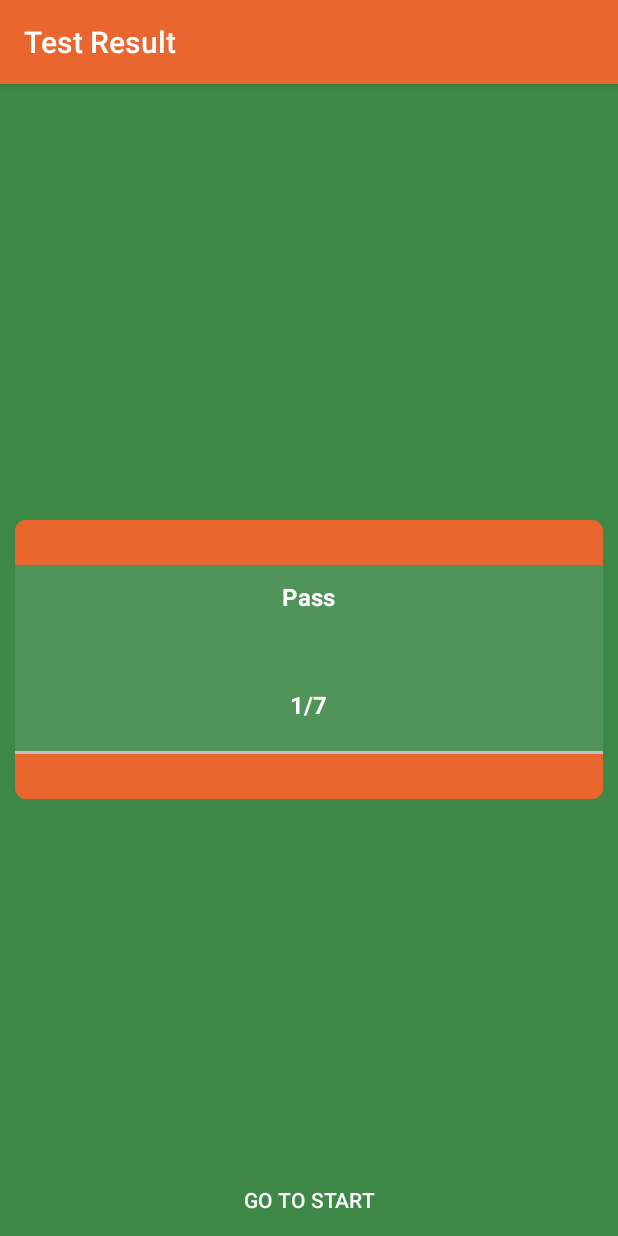
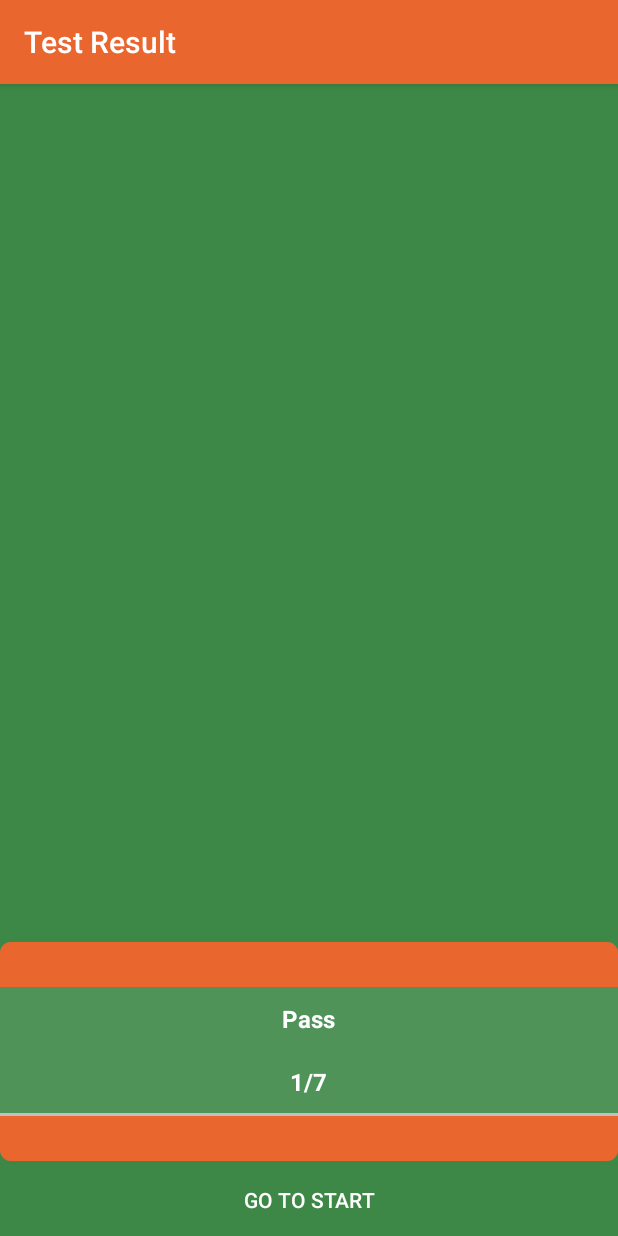
Before and after one commit to husnain446/hazardperception, an Android app: the ResultActivity screen opened directly, with no data from a screen before it, on a phone screen of 412 x 824 dp. Run offline under Robolectric (Android 15) with nearby library versions, the phone set to English and light mode, and no system bars; 3 statements that could not run were skipped.

Commit message:
layout for showing resulat with Q

```diff
--- a/app/src/main/java/com/byteshaft/hazardperceptiontest/ResultActivity.java
+++ b/app/src/main/java/com/byteshaft/hazardperceptiontest/ResultActivity.java
@@ -1,14 +1,20 @@
 package com.byteshaft.hazardperceptiontest;
 
+import android.content.Context;
 import android.os.Bundle;
 import android.support.v7.app.AppCompatActivity;
 import android.util.Log;
+import android.view.LayoutInflater;
 import android.view.View;
+import android.view.ViewGroup;
+import android.widget.ArrayAdapter;
 import android.widget.Button;
+import android.widget.ListView;
 import android.widget.TextView;
 
 import com.byteshaft.hazardperceptiontest.utils.AppGlobals;
 
+import java.sql.Array;
 import java.util.ArrayList;
 import java.util.HashMap;
 
@@ -20,19 +26,24 @@ public class ResultActivity extends AppCompatActivity implements View.OnClickLis
     private boolean oneWrongAnswer = false;
     private int rightAnswer = 0;
     private TextView calculations;
+    private ListView mListView;
+    private ArrayList<String> questions;
+    private HashMap<String, Boolean> answers;
+    private ViewHolder viewHolder;
 
     @Override
     protected void onCreate(Bundle savedInstanceState) {
         super.onCreate(savedInstanceState);
         setContentView(R.layout.activity_result);
+        mListView = (ListView) findViewById(R.id.list);
         setTitle("Test Result");
         resultTextView = (TextView) findViewById(R.id.result);
         calculations = (TextView) findViewById(R.id.calculation);
         goToStart = (Button) findViewById(R.id.go_to_start);
         goToStart.setOnClickListener(this);
-        ArrayList<String> questions = getIntent()
+        questions = getIntent()
                 .getStringArrayListExtra(AppGlobals.QUESTIONS_ARRAY);
-        HashMap<String, Boolean> answers = (HashMap<String, Boolean>)getIntent()
+        answers = (HashMap<String, Boolean>)getIntent()
                 .getSerializableExtra(AppGlobals.ANSWER_HASHMAP);
         Log.i("Total answer", String.valueOf(answers));
         Log.i("ques", String.valueOf(questions));
@@ -50,6 +61,9 @@ public class ResultActivity extends AppCompatActivity implements View.OnClickLis
         } else {
             resultTextView.setText("Pass");
         }
+        Adapter adapter = new Adapter(getApplicationContext(), R.layout.question_delegate,
+                questions, answers);
+        mListView.setAdapter(adapter);
     }
 
     @Override
@@ -60,4 +74,44 @@ public class ResultActivity extends AppCompatActivity implements View.OnClickLis
                 break;
         }
     }
+
+    class Adapter extends ArrayAdapter<String> {
+
+        private ArrayList<String> que;
+        private HashMap<String, Boolean> answers;
+
+        public Adapter(Context context, int resource, ArrayList<String> que, HashMap<String, Boolean> answers) {
+            super(context, resource);
+            this.que = que;
+            this.answers = answers;
+
+        }
+
+        @Override
+        public View getView(int position, View convertView, ViewGroup parent) {
+            if (convertView == null) {
+                LayoutInflater inflater = getLayoutInflater();
+                convertView = inflater.inflate(R.layout.question_delegate, parent, false);
+                viewHolder = new ViewHolder();
+                viewHolder.textView = (TextView) convertView.findViewById(R.id.que);
+                viewHolder.answer = (TextView) convertView.findViewById(R.id.que_answer);
+                convertView.setTag(viewHolder);
+            } else {
+                viewHolder = (ViewHolder) convertView.getTag();
+            }
+            viewHolder.textView.setText(que.get(position));
+            viewHolder.answer.setText(String.valueOf(answers.get(que.get(position))));
+            return convertView;
+        }
+
+        @Override
+        public int getCount() {
+            return que.size();
+        }
+    }
+
+    class ViewHolder {
+        TextView textView;
+        TextView answer;
+    }
 }
--- a/app/src/main/res/layout/activity_result.xml
+++ b/app/src/main/res/layout/activity_result.xml
@@ -4,13 +4,21 @@
     android:layout_height="match_parent"
     android:background="@color/green_color">
 
+    <ListView
+        android:id="@+id/list"
+        android:layout_width="wrap_content"
+        android:layout_height="wrap_content"
+        android:divider="@color/colorOrange"
+        android:dividerHeight="1dp"
+        android:layout_above="@+id/main_layout"/>
+
     <RelativeLayout
         android:layout_width="wrap_content"
         android:layout_height="wrap_content"
         android:id="@+id/main_layout"
-        android:layout_margin="10dp"
-        android:background="@drawable/round_shape"
-        android:layout_centerInParent="true">
+        android:layout_alignParentBottom="true"
+        android:layout_marginBottom="50dp"
+        android:background="@drawable/round_shape">
 
         <View
             android:layout_width="match_parent"
@@ -26,7 +34,7 @@
             android:layout_marginRight="5dp"
             android:textColor="@android:color/white"
             android:layout_below="@id/up_orange"
-            android:layout_marginBottom="30dp"
+            android:layout_marginBottom="10dp"
             android:textSize="16sp"
             android:textStyle="bold"
             android:text="Result"
@@ -36,12 +44,12 @@
 
         <TextView
             android:id="@+id/calculation"
-            android:layout_marginTop="20dp"
+            android:layout_marginTop="10dp"
             android:layout_marginLeft="5dp"
             android:layout_marginRight="5dp"
             android:textColor="@android:color/white"
             android:layout_below="@id/result"
-            android:layout_marginBottom="20dp"
+            android:layout_marginBottom="10dp"
             android:textSize="16sp"
             android:textStyle="bold"
             android:text="Result"
```
Also changed, not shown: app/src/main/java/com/byteshaft/hazardperceptiontest/VideoPlayActivity.java (+3 -5 lines), app/src/main/res/layout/question_delegate.xml (added, +27 -0 lines).
